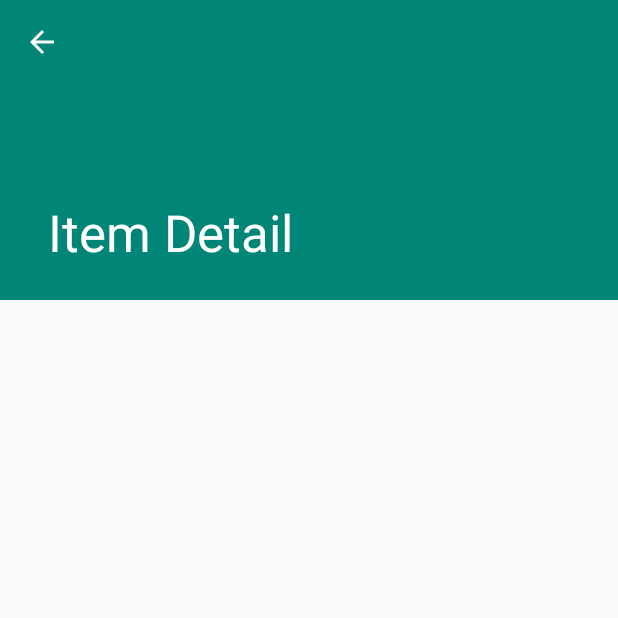
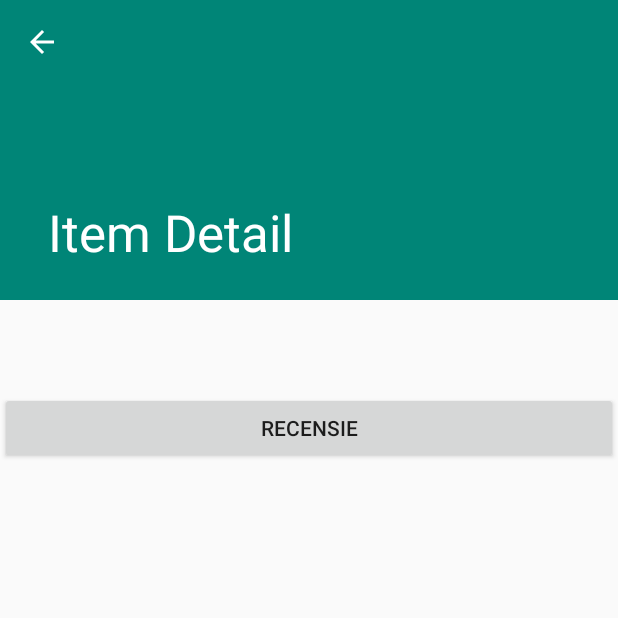
Before and after one commit to schaapkabap/ikpmd, an Android app: the ItemDetailFragment screen opened directly, with no data from a screen before it, on a phone screen of 412 x 824 dp, the top half of it. Run offline under Robolectric (Android 15) with nearby library versions, the phone set to English and light mode, and no system bars; network calls fail; 1 statement that could not run was skipped.

Commit message:
recensie kan gegeven worden op een biersoort

```diff
--- a/app/src/main/java/com/example/schaapkabap/biercollection/Models/Recensie.java
+++ b/app/src/main/java/com/example/schaapkabap/biercollection/Models/Recensie.java
@@ -5,7 +5,7 @@ public class Recensie {
 
     private String recensietekst;
     private int rating;
-    private  Bier bier;
+    private  ApiBier bier;
 
 
     public Recensie() {
@@ -28,11 +28,11 @@ public class Recensie {
         this.rating = rating;
     }
 
-    public Bier getBier() {
+    public ApiBier getBier() {
         return bier;
     }
 
-    public void setBier(Bier bier) {
+    public void setBier(ApiBier bier) {
         this.bier = bier;
     }
 }
--- a/app/src/main/java/com/example/schaapkabap/biercollection/activitys/ItemDetailFragment.java
+++ b/app/src/main/java/com/example/schaapkabap/biercollection/activitys/ItemDetailFragment.java
@@ -1,6 +1,7 @@
 package com.example.schaapkabap.biercollection.activitys;
 
 import android.app.Activity;
+import android.content.Intent;
 import android.support.design.widget.CollapsingToolbarLayout;
 import android.os.Bundle;
 import android.support.v4.app.Fragment;
@@ -8,6 +9,7 @@ import android.util.Log;
 import android.view.LayoutInflater;
 import android.view.View;
 import android.view.ViewGroup;
+import android.widget.Button;
 import android.widget.TextView;
 
 import com.example.schaapkabap.biercollection.Models.ApiBier;
@@ -39,14 +41,15 @@ public class ItemDetailFragment extends Fragment {
         super.onCreate(savedInstanceState);
 
 
+        Activity activity = this.getActivity();
+
+        CollapsingToolbarLayout appBarLayout = (CollapsingToolbarLayout) activity.findViewById(R.id.toolbar_layout);
+        if (appBarLayout != null) {
+            appBarLayout.setTitle(mItem.getName());
+        }
 
 
-            Activity activity = this.getActivity();
-            CollapsingToolbarLayout appBarLayout = (CollapsingToolbarLayout) activity.findViewById(R.id.toolbar_layout);
-            if (appBarLayout != null) {
-                appBarLayout.setTitle(mItem.getName());
-            }
-        }
+    }
 
     @Override
     public View onCreateView(LayoutInflater inflater, ViewGroup container,
@@ -56,6 +59,15 @@ public class ItemDetailFragment extends Fragment {
         if (mItem != null) {
             ((TextView) rootView.findViewById(R.id.item_detail)).setText(mItem.getAbv());
         }
+        Button recensieButton = (Button) rootView.findViewById(R.id.recensiebutton);
+        recensieButton.setOnClickListener(new View.OnClickListener() {
+            @Override
+            public void onClick(View v) {
+                Intent intent = new Intent(rootView.getContext(), RecensieActivity.class);
+                intent.putExtra("ApiBier",  mItem);
+                getContext().startActivity(intent);
+            }
+        });
 
         return rootView;
     }
--- a/app/src/main/res/layout/item_detail.xml
+++ b/app/src/main/res/layout/item_detail.xml
@@ -1,6 +1,17 @@
 <?xml version="1.0" encoding="utf-8"?>
-<TextView xmlns:android="http://schemas.android.com/apk/res/android"
+<RelativeLayout xmlns:android="http://schemas.android.com/apk/res/android"
+    xmlns:card_view="http://schemas.android.com/apk/res-auto"
     xmlns:tools="http://schemas.android.com/tools"
+    android:layout_width="match_parent"
+    android:layout_height="match_parent"
+    android:clipToPadding="false">
+
+    <LinearLayout
+        android:layout_width="match_parent"
+        android:layout_height="match_parent"
+        android:orientation="vertical">
+
+        <TextView
             android:id="@+id/item_detail"
             style="?android:attr/textAppearanceLarge"
             android:layout_width="match_parent"
@@ -8,3 +19,13 @@
             android:padding="16dp"
             android:textIsSelectable="true"
             tools:context=".activitys.ItemDetailFragment" />
+
+        <Button
+            android:id="@+id/recensiebutton"
+            android:layout_width="match_parent"
+            android:layout_height="wrap_content"
+            android:text="Recensie"
+            tools:context=".activitys.ItemDetailFragment" />
+    </LinearLayout>
+
+</RelativeLayout>
```
Also changed, not shown: app/src/main/java/com/example/schaapkabap/biercollection/activitys/Bierlist.java (+0 -18 lines), app/src/main/java/com/example/schaapkabap/biercollection/activitys/RecensieActivity.java (+9 -11 lines). Lines whose indentation alone changed are shown as unchanged.
